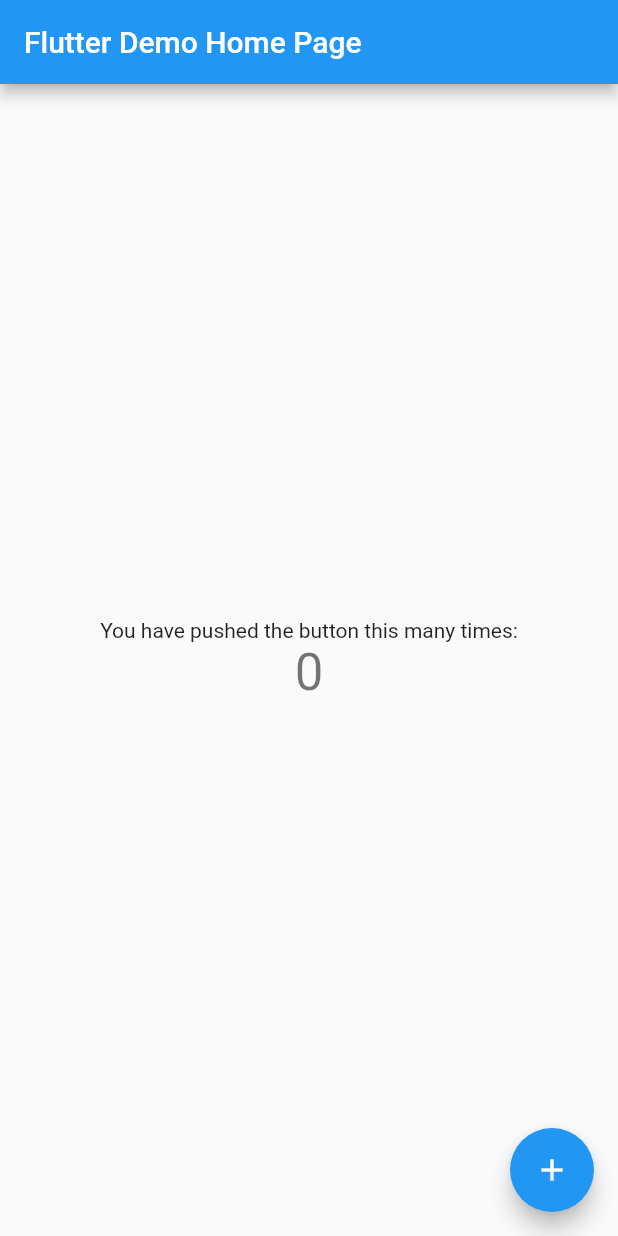
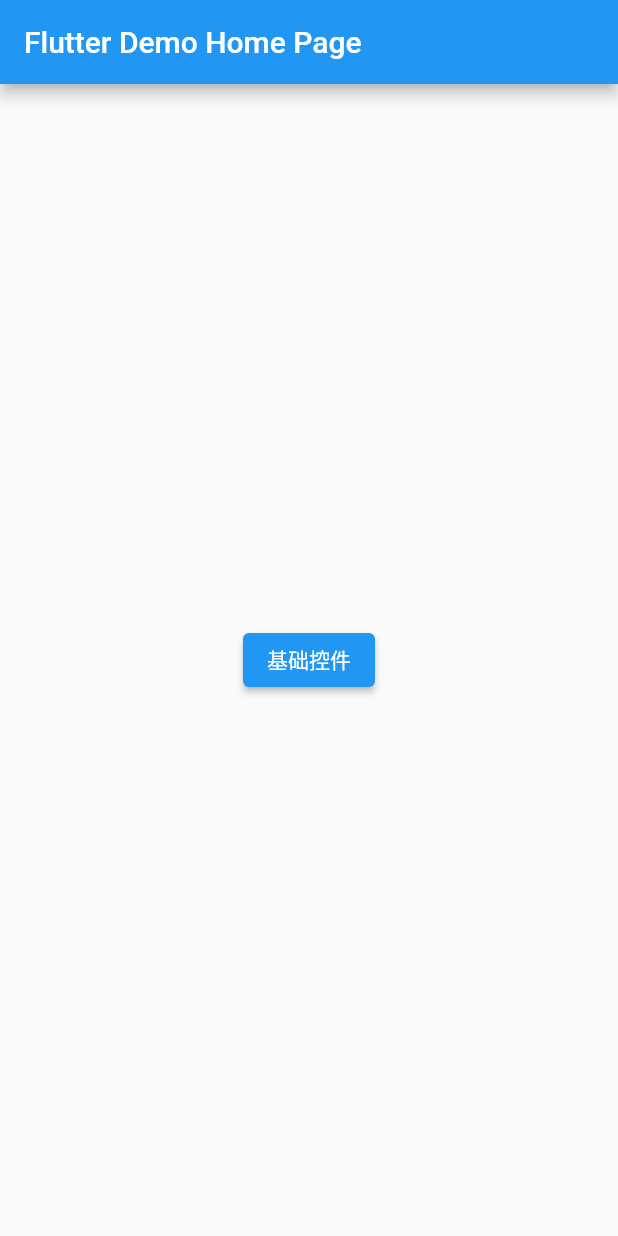
Before and after one commit to terry9309/flutter_demo, a Flutter app: the screen it shows after launch, on a phone screen of 412 x 824 dp. Run offline on Flutter 3.47's test engine with Material 2 defaults, Android fonts, the phone set to English and light mode, and no system bars.

Commit message:
初始化

```diff
--- a/lib/main.dart
+++ b/lib/main.dart
@@ -31,13 +31,6 @@ class MyHomePage extends StatefulWidget {
 }
 
 class _MyHomePageState extends State<MyHomePage> {
-  int _counter = 0;
-
-  void _incrementCounter() {
-    setState(() {
-      _counter++;
-    });
-  }
 
   @override
   Widget build(BuildContext context) {
@@ -50,21 +43,18 @@ class _MyHomePageState extends State<MyHomePage> {
         child: Column(
           mainAxisAlignment: MainAxisAlignment.center,
           children: <Widget>[
-            const Text(
-              'You have pushed the button this many times:',
-            ),
-            Text(
-              '$_counter',
-              style: Theme.of(context).textTheme.headline4,
-            ),
+            ElevatedButton(onPressed: (){
+
+
+
+
+            }, child: const Text("基础控件"))
           ],
         ),
       ),
-      floatingActionButton: FloatingActionButton(
-        onPressed: _incrementCounter,
-        tooltip: 'Increment',
-        child: const Icon(Icons.add),
-      ), // This trailing comma makes auto-formatting nicer for build methods.
+
     );
   }
+
+
 }
```
Also changed, not shown: 1 other file.
